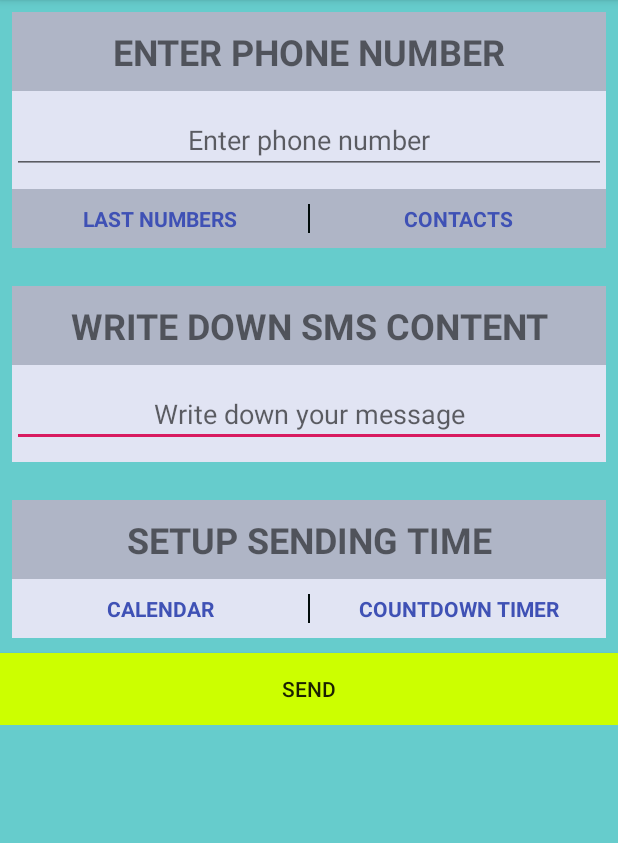
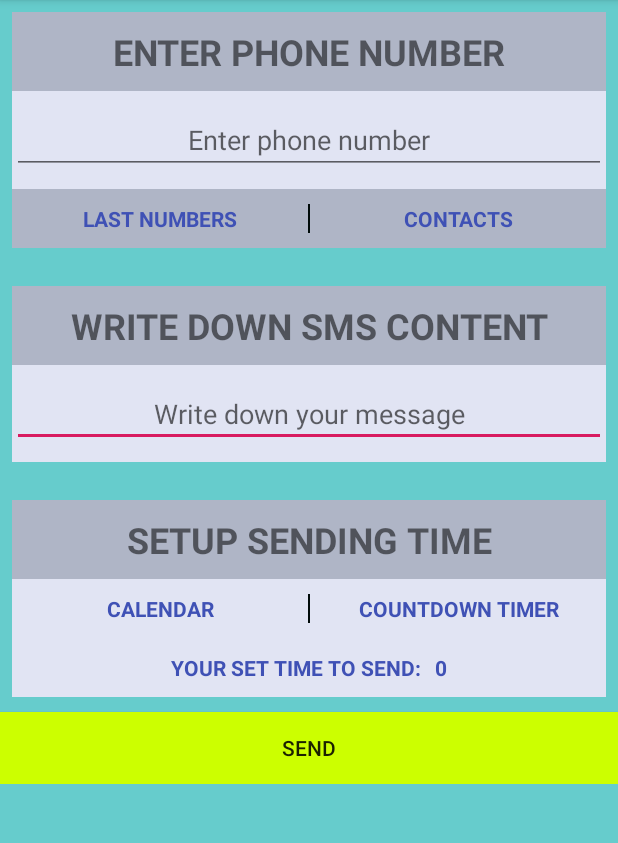
Before and after one commit to pawchi/JavaAndroid, an Android app: the screen it shows after launch (CreateNotification), after a tap on "SEND SMS", on a phone screen of 412 x 824 dp, the part 84-927 px from its top. Run offline under Robolectric (Android 15) with nearby library versions, the phone set to English and light mode, and no system bars.

Commit message:
Emergency_notifier delayed sending

```diff
--- a/EmergencyNotifier/app/src/main/res/layout/setup_sending_time.xml
+++ b/EmergencyNotifier/app/src/main/res/layout/setup_sending_time.xml
@@ -61,4 +61,35 @@
             android:textStyle="bold"
             android:onClick="onCountdownTimerClick"/>
     </LinearLayout>
+
+    <LinearLayout
+        android:layout_width="match_parent"
+        android:layout_height="wrap_content"
+        android:orientation="horizontal"
+        android:paddingTop="10dp"
+        android:paddingBottom="10dp"
+        android:background="#e1e4f3"
+        android:gravity="center">
+
+        <TextView
+            android:id="@+id/choosen_sending_time_label"
+            android:layout_width="wrap_content"
+            android:layout_height="wrap_content"
+            android:shadowColor="@color/colorPrimary"
+            android:text="@string/choosen_sending_time_text_label"
+            android:textAlignment="center"
+            android:textColor="#3F51B5"
+            android:textStyle="bold" />
+        <TextView
+            android:id="@+id/choosen_sending_time_value"
+            android:layout_width="wrap_content"
+            android:layout_height="wrap_content"
+            android:shadowColor="@color/colorPrimary"
+            android:text="@string/choosen_sending_time_value"
+            android:textAlignment="center"
+            android:textColor="#3F51B5"
+            android:textStyle="bold"
+            android:layout_marginStart="10dp"/>
+
+    </LinearLayout>
 </LinearLayout>
--- a/EmergencyNotifier/app/src/main/res/values/strings.xml
+++ b/EmergencyNotifier/app/src/main/res/values/strings.xml
@@ -18,6 +18,8 @@
     <string name="calendar_label">CALENDAR</string>
     <string name="count_down_label">COUNTDOWN TIMER</string>
     <string name="send_button">SEND</string>
+    <string name="format_show_sending_time">%02dh : %02dm : %02ds</string>
+
 
     <!--Popup window countdown timer-->
     <string name="setSeconds_label">ENTER SECONDS:</string>
@@ -27,7 +29,7 @@
     <string name="setHours_label">ENTER HOURS:</string>
     <string name="setHours_input" translatable="false">0</string>
     <string name="ok_button_countdown" translatable="false">OK</string>
-    <string name="cancel_button_countdown" translatable="false">CANCEL</string>
+    <string name="cancel_button_countdown">CANCEL SENDING</string>
 
     <!--SetUp select language-->
     <string name="settings_label">SETTINGS:</string>
@@ -45,4 +47,13 @@
     <string name="language_russian">RUSSIAN</string>
     <string name="language_spanish">SPANISH</string>
 
+    <!--Popup message sending info and cancel-->
+    <string name="left_time_label" translatable="false">TIME LEFT TO SEND: </string>
+    <string name="choosen_sending_time_text_label">YOUR SET TIME TO SEND: </string>
+    <string name="choosen_sending_time_value" translatable="false">0</string>
+    <string name="toast_message_will_be_send">YOUR MESSAGE WILL BE SEND IN YOUR SET UP TIME </string>
+    <string name="toast_message_sent">MESSAGE SENT! </string>
+    <string name="toast_no_permission">PERMISSION DENIED! </string>
+
+
 </resources>
```
Also changed, not shown: EmergencyNotifier/app/src/main/java/org/chilon/emergencynotifier/CreateNotification.java (+48 -5 lines), EmergencyNotifier/app/src/main/res/layout/popup_message_sending_cancel.xml (+12 -25 lines), 1 other file.
